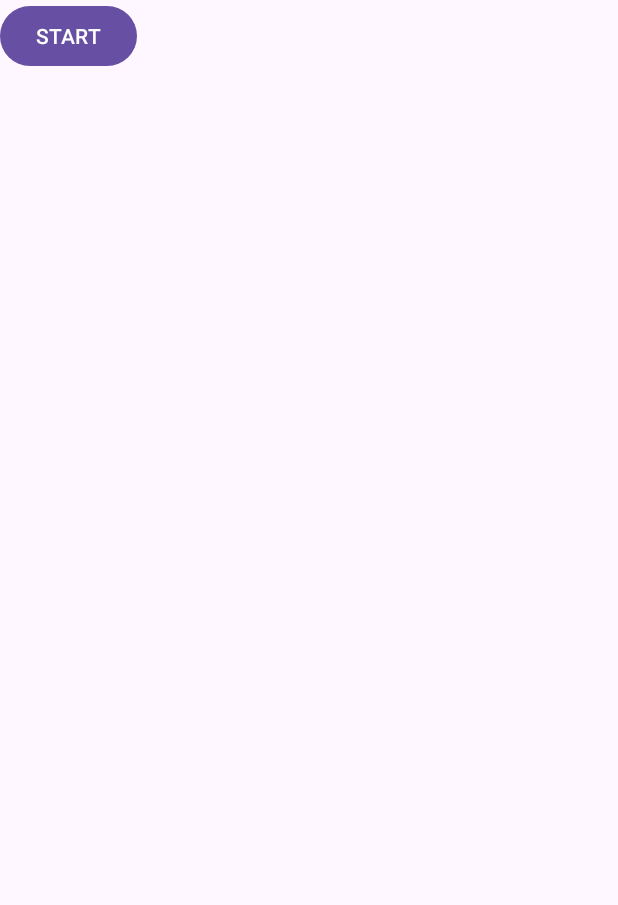
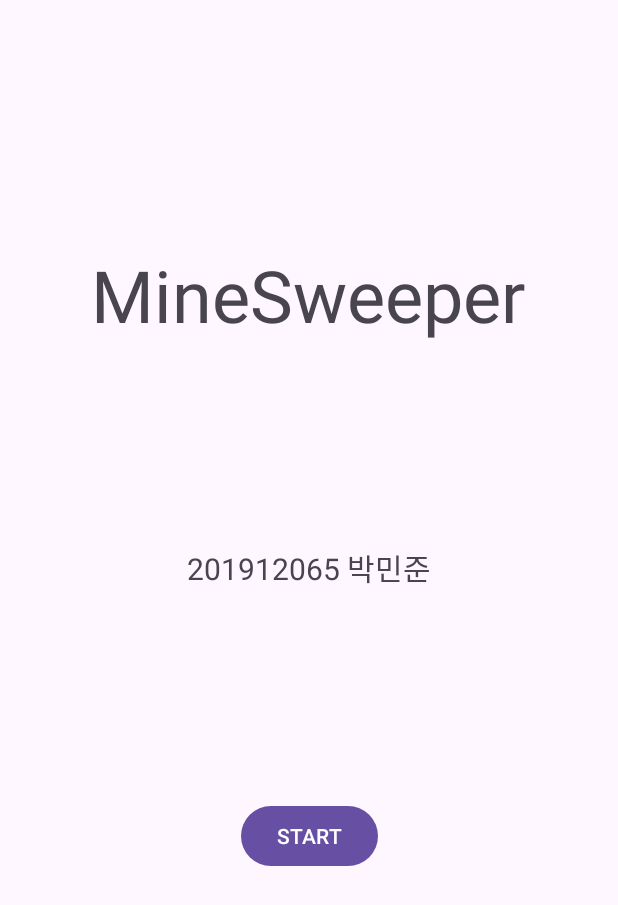
Before and after one commit to minjo-on/Minesweeper, an Android app: the screen it shows after launch (MainActivity), on a phone screen of 412 x 824 dp. Shown: the top 905 px of the screen. Run offline under Robolectric (Android 15) with nearby library versions, the phone set to English and light mode, and no system bars.

Commit message:
1차 완성

```diff
--- a/app/src/main/java/com/example/minesweeper/BlockButton.java
+++ b/app/src/main/java/com/example/minesweeper/BlockButton.java
@@ -11,8 +11,8 @@ public class BlockButton extends AppCompatButton {
     private boolean flag;
     private int neighborMines;
 
-    public static int flags=10;
-    public static int blocks=81;
+    public static int flags;
+    public static int blocks;
 
     public int getBX() {
         return x;
--- a/app/src/main/java/com/example/minesweeper/MainActivity.java
+++ b/app/src/main/java/com/example/minesweeper/MainActivity.java
@@ -19,6 +19,7 @@ public class MainActivity extends AppCompatActivity {
             public void onClick(View view) {
                 Intent intent = new Intent(getApplicationContext(), MineSweeperActivity.class);
                 startActivity(intent);
+                finish();
             }
         });
     }
--- a/app/src/main/res/layout/activity_main.xml
+++ b/app/src/main/res/layout/activity_main.xml
@@ -10,7 +10,31 @@
         android:id="@+id/startButton"
         android:layout_width="wrap_content"
         android:layout_height="wrap_content"
+        android:layout_marginTop="140dp"
         android:text="START"
-        tools:layout_editor_absoluteX="159dp"
-        tools:layout_editor_absoluteY="382dp" />
+        app:layout_constraintEnd_toEndOf="parent"
+        app:layout_constraintStart_toStartOf="parent"
+        app:layout_constraintTop_toBottomOf="@+id/textView2" />
+
+    <TextView
+        android:id="@+id/textView"
+        android:layout_width="291dp"
+        android:layout_height="83dp"
+        android:layout_marginTop="164dp"
+        android:text="MineSweeper"
+        android:textSize="48sp"
+        app:layout_constraintEnd_toEndOf="parent"
+        app:layout_constraintStart_toStartOf="parent"
+        app:layout_constraintTop_toTopOf="parent" />
+
+    <TextView
+        android:id="@+id/textView2"
+        android:layout_width="wrap_content"
+        android:layout_height="wrap_content"
+        android:layout_marginTop="116dp"
+        android:text="201912065 박민준"
+        android:textSize="20sp"
+        app:layout_constraintEnd_toEndOf="parent"
+        app:layout_constraintStart_toStartOf="parent"
+        app:layout_constraintTop_toBottomOf="@+id/textView" />
 </androidx.constraintlayout.widget.ConstraintLayout>
```
Also changed, not shown: app/src/main/java/com/example/minesweeper/MineSweeperActivity.java (+24 -5 lines).
